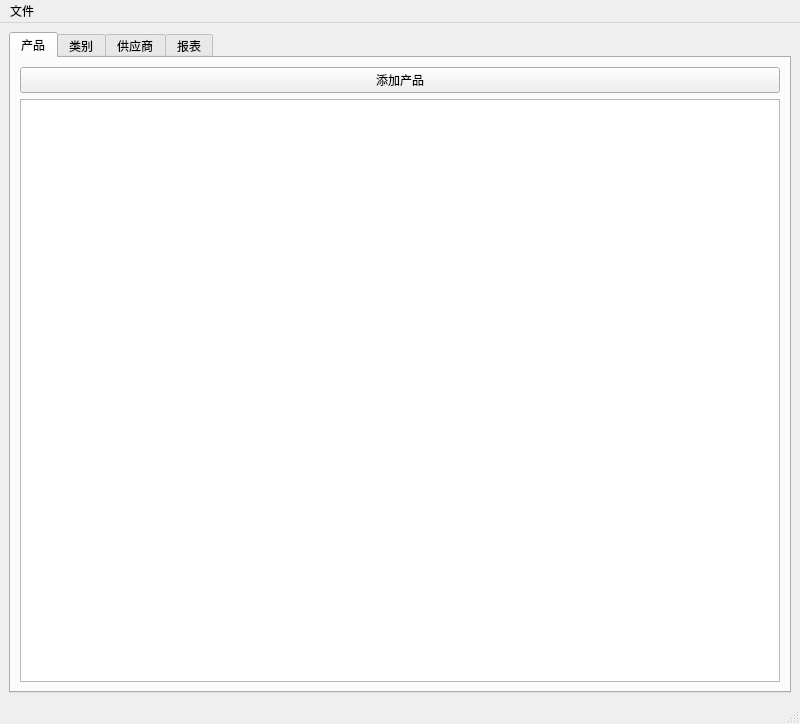
Qt form mainwindow.ui (Kevinzzz6/IMS) before a commit.
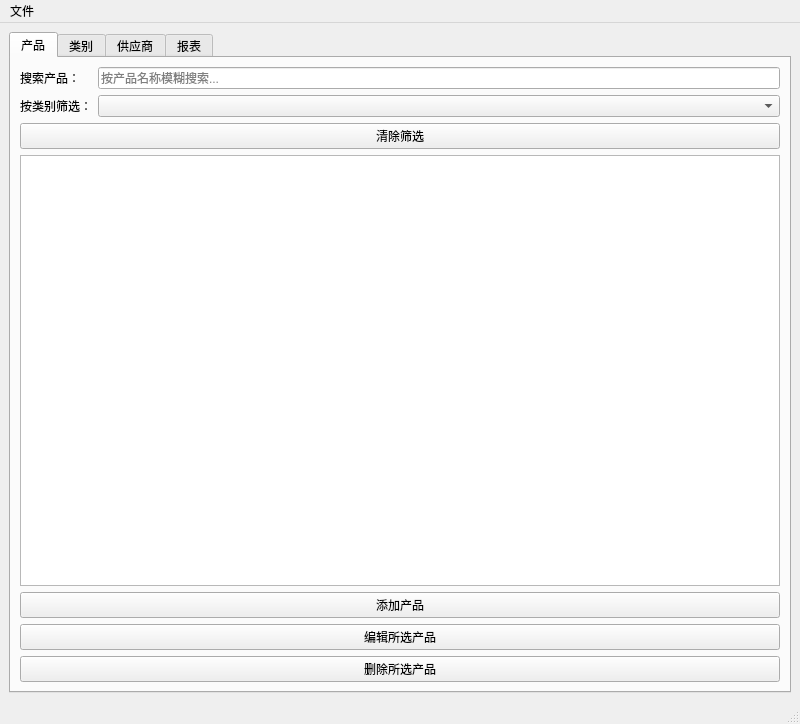
The same form after that commit. The open tabs and pages were chosen to show the change.

The edit to the form file:
```diff
--- a/mainwindow.ui
+++ b/mainwindow.ui
@@ -15,7 +15,7 @@
   </property>
   <widget class="QWidget" name="centralwidget">
    <layout class="QGridLayout" name="gridLayout">
-    <item row="0" column="0">
+    <item row="0" column="1">
      <widget class="QTabWidget" name="mainTabWidget">
       <property name="currentIndex">
        <number>0</number>
@@ -24,16 +24,65 @@
        <attribute name="title">
         <string>产品</string>
        </attribute>
-       <layout class="QGridLayout" name="gridLayout_2">
+       <layout class="QGridLayout" name="gridLayout_6">
         <item row="0" column="0">
+         <layout class="QGridLayout" name="gridLayout_2">
+          <item row="6" column="1">
+           <widget class="QComboBox" name="productCategoryFilterComboBox"/>
+          </item>
+          <item row="1" column="1">
+           <widget class="QLineEdit" name="productSearchLineEdit">
+            <property name="placeholderText">
+             <string>按产品名称模糊搜索...</string>
+            </property>
+           </widget>
+          </item>
+          <item row="1" column="0">
+           <widget class="QLabel" name="label">
+            <property name="text">
+             <string>搜索产品：</string>
+            </property>
+           </widget>
+          </item>
+          <item row="6" column="0">
+           <widget class="QLabel" name="label_3">
+            <property name="text">
+             <string>按类别筛选：</string>
+            </property>
+           </widget>
+          </item>
+          <item row="7" column="0" colspan="2">
+           <widget class="QPushButton" name="clearProductFilterButton">
+            <property name="text">
+             <string>清除筛选</string>
+            </property>
+           </widget>
+          </item>
+         </layout>
+        </item>
+        <item row="1" column="0">
+         <widget class="QTableView" name="productsTableView"/>
+        </item>
+        <item row="2" column="0">
          <widget class="QPushButton" name="addProductButton">
           <property name="text">
            <string>添加产品</string>
           </property>
          </widget>
         </item>
-        <item row="1" column="0">
-         <widget class="QTableView" name="productsTableView"/>
+        <item row="3" column="0">
+         <widget class="QPushButton" name="editProductButton">
+          <property name="text">
+           <string>编辑所选产品</string>
+          </property>
+         </widget>
+        </item>
+        <item row="4" column="0">
+         <widget class="QPushButton" name="deleteProductButton">
+          <property name="text">
+           <string>删除所选产品</string>
+          </property>
+         </widget>
         </item>
        </layout>
       </widget>
@@ -51,19 +100,32 @@
        <attribute name="title">
         <string>报表</string>
        </attribute>
-       <widget class="QLabel" name="label">
-        <property name="geometry">
-         <rect>
-          <x>270</x>
-          <y>150</y>
-          <width>53</width>
-          <height>15</height>
-         </rect>
-        </property>
-        <property name="text">
-         <string>TextLabel</string>
-        </property>
-       </widget>
+       <layout class="QGridLayout" name="gridLayout_5">
+        <item row="1" column="1">
+         <widget class="QLabel" name="label_2">
+          <property name="text">
+           <string>低库存阈值：</string>
+          </property>
+         </widget>
+        </item>
+        <item row="4" column="1">
+         <widget class="QPushButton" name="generateLowStockReportButton">
+          <property name="text">
+           <string>生成低库存报表</string>
+          </property>
+         </widget>
+        </item>
+        <item row="3" column="1">
+         <widget class="QTableView" name="lowStockTableView"/>
+        </item>
+        <item row="2" column="1">
+         <widget class="QSpinBox" name="lowStockThresholdSpinBox">
+          <property name="value">
+           <number>10</number>
+          </property>
+         </widget>
+        </item>
+       </layout>
       </widget>
      </widget>
     </item>
```
Left out of the diff: 54 changed lines with no effect on the pictures.
